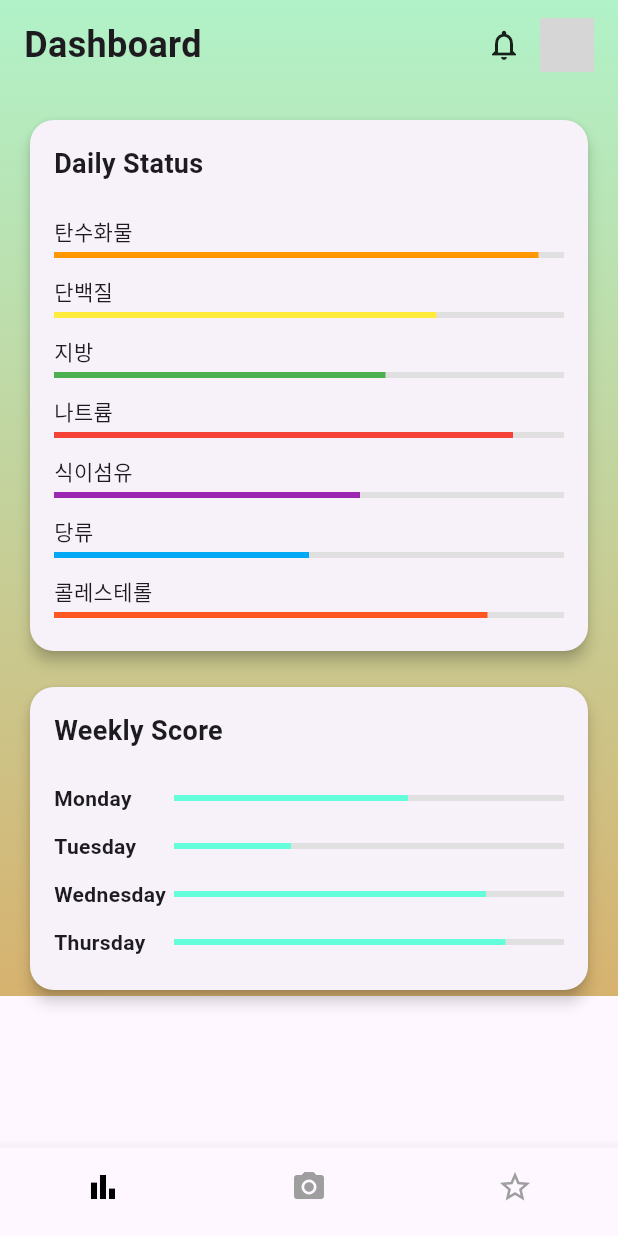
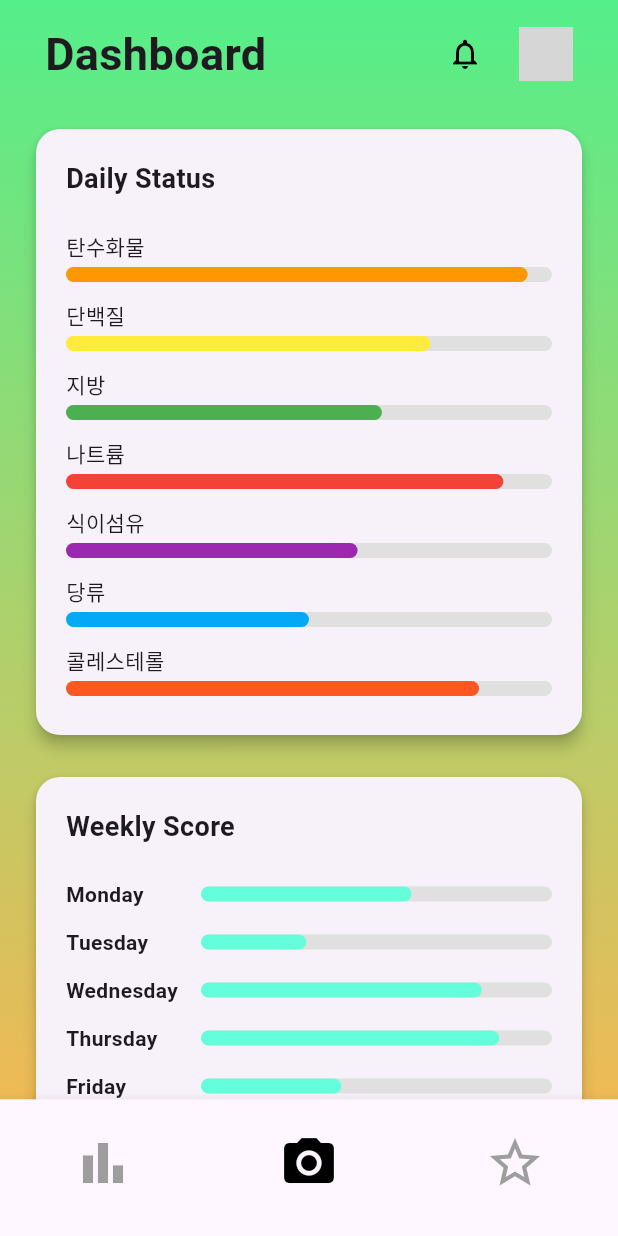
Before and after one commit to mecc91/healthapp, a Flutter app: the screen it shows after launch, on a phone screen of 412 x 824 dp. Run offline on Flutter 3.47's test engine with Material 3 defaults, Android fonts, the phone set to English and light mode, and no system bars; our stand-ins replace image_picker; grey boxes are pictures that could not be loaded.

Commit message:
dashboard_setting

```diff
--- a/lib/dashboardPage/dashboard.dart
+++ b/lib/dashboardPage/dashboard.dart
@@ -1,29 +1,38 @@
+import 'dart:io';
+
 import 'package:flutter/material.dart';
+import 'package:image_picker/image_picker.dart';
 
-class Dashboard extends StatelessWidget {
+class Dashboard extends StatefulWidget {
   const Dashboard({super.key});
 
   @override
-  Widget build(BuildContext context) {
-    return const MaterialApp(
-      home: DashboardScreen(),
-      debugShowCheckedModeBanner: false,
-    );
+  State<Dashboard> createState() => _DashboardState();
+}
+
+class _DashboardState extends State<Dashboard> {
+  File? _imageFile;
+  final ImagePicker _picker = ImagePicker();
+  Future<void> _takePicture() async {
+    final XFile? pickedFile = await _picker.pickImage(source: ImageSource.camera);
+    if (pickedFile != null) {
+      setState(() {
+        _imageFile = File(pickedFile.path);
+      },);
+    } else {
+      print('사진이 선택되지 않았습니다');
     }
   }
 
-
-
-class DashboardScreen extends StatelessWidget {
-  const DashboardScreen({super.key});
-
   @override
   Widget build(BuildContext context) {
-    return Scaffold(
+    return MaterialApp(
+      debugShowCheckedModeBanner: false,
+      home: Scaffold(
         body: Container(
           decoration: const BoxDecoration(
             gradient: LinearGradient(
-            colors: [Color(0xFFB1F2C8), Color(0xFFD7B26F)],
+              colors: [Color.fromARGB(255, 84, 239, 138), Color.fromARGB(255, 239, 186, 86)],
               begin: Alignment.topCenter,
               end: Alignment.bottomCenter,
             ),
@@ -41,33 +50,43 @@ class DashboardScreen extends StatelessWidget {
           ),
         ),
         bottomNavigationBar: BottomNavigationBar(
-        currentIndex: 0,
+          currentIndex: 1,
           selectedItemColor: Colors.black,
           unselectedItemColor: Colors.grey,
           showSelectedLabels: false,
           showUnselectedLabels: false,
-        items: const [
-          BottomNavigationBarItem(icon: Icon(Icons.bar_chart), label: ''),
-          BottomNavigationBarItem(icon: Icon(Icons.camera_alt), label: ''),
-          BottomNavigationBarItem(icon: Icon(Icons.star_border), label: ''),
+          items: [
+            BottomNavigationBarItem(icon: Icon(Icons.bar_chart, size: 40), label: ''),
+            BottomNavigationBarItem(
+              icon: IconButton(
+                onPressed: _takePicture,
+                icon: Icon(Icons.camera_alt, size: 40)),
+              label: ''
+            ),
+            BottomNavigationBarItem(icon: Icon(Icons.star_border, size: 40), label: ''),
           ],
+        ),
       ),
     );
   }
 
   Widget _buildHeader() {
     return Padding(
-      padding: const EdgeInsets.symmetric(horizontal: 16.0, vertical: 12),
+      padding: const EdgeInsets.symmetric(horizontal: 30.0, vertical: 12),
       child: Row(
         mainAxisAlignment: MainAxisAlignment.spaceBetween,
         children: [
           const Text(
             'Dashboard',
-            style: TextStyle(fontSize: 24, fontWeight: FontWeight.bold),
+            style: TextStyle(fontSize: 30, fontWeight: FontWeight.bold, fontStyle: FontStyle.normal),
           ),
           Row(
-            children: const [
-              Icon(Icons.notifications_none),
+            children: [
+              IconButton(
+                icon: Icon(Icons.notifications_none),
+                onPressed:() {},
+                color: Colors.black,
+              ),
               SizedBox(width: 12),
               CircleAvatar(
                 radius: 18,
@@ -92,18 +111,18 @@ class DashboardScreen extends StatelessWidget {
     ];
 
     return Padding(
-      padding: const EdgeInsets.all(16.0),
+      padding: const EdgeInsets.symmetric(horizontal: 20.0, vertical: 10.0),
       child: Card(
         shape: RoundedRectangleBorder(borderRadius: BorderRadius.circular(16)),
         elevation: 4,
         child: Padding(
-          padding: const EdgeInsets.all(16),
+          padding: const EdgeInsets.all(20),
           child: Column(
             crossAxisAlignment: CrossAxisAlignment.start,
             children: [
               const Text(
                 "Daily Status",
-                style: TextStyle(fontSize: 18, fontWeight: FontWeight.bold),
+                style: TextStyle(fontSize: 18, fontWeight: FontWeight.bold, fontStyle: FontStyle.normal),
               ),
               const SizedBox(height: 16),
               ...nutrients.map((item) => Padding(
@@ -117,6 +136,8 @@ class DashboardScreen extends StatelessWidget {
                           value: item["value"]! as double,
                           backgroundColor: Colors.grey[300],
                           color: item["color"] as Color,
+                          minHeight: 10,
+                          borderRadius: BorderRadius.circular(10),
                         ),
                       ],
                     ),
@@ -134,15 +155,18 @@ class DashboardScreen extends StatelessWidget {
       {"day": "Tuesday", "value": 0.3},
       {"day": "Wednesday", "value": 0.8},
       {"day": "Thursday", "value": 0.85},
+      {"day": "Friday", "value": 0.4},
+      {"day": "Saturday", "value": 0.2},
+      {"day": "Sunday", "value": 0.5},
     ];
 
     return Padding(
-      padding: const EdgeInsets.symmetric(horizontal: 16.0),
+      padding: const EdgeInsets.symmetric(horizontal: 20.0, vertical: 10.0),
       child: Card(
         shape: RoundedRectangleBorder(borderRadius: BorderRadius.circular(16)),
         elevation: 4,
         child: Padding(
-          padding: const EdgeInsets.all(16),
+          padding: const EdgeInsets.all(20),
           child: Column(
             crossAxisAlignment: CrossAxisAlignment.start,
             children: [
@@ -156,7 +180,7 @@ class DashboardScreen extends StatelessWidget {
                     child: Row(
                       children: [
                         SizedBox(
-                          width: 80,
+                          width: 90,
                           child: Text(
                             item["day"]! as String,
                             style: const TextStyle(fontWeight: FontWeight.bold),
@@ -167,6 +191,8 @@ class DashboardScreen extends StatelessWidget {
                             value: item["value"]! as double,
                             backgroundColor: Colors.grey[300],
                             color: Colors.tealAccent,
+                            minHeight: 10,
+                            borderRadius: BorderRadius.circular(10),
                           ),
                         ),
                       ],
--- a/lib/main.dart
+++ b/lib/main.dart
@@ -1,5 +1,5 @@
 import 'package:flutter/material.dart';
-import 'package:healthymeal/gptPages/scoreboard.dart';
+//import 'package:healthymeal/gptPages/scoreboard.dart';
 //import 'package:healthymeal/gptPages/dashboard.dart';
 import 'package:healthymeal/dashboardPage/dashboard.dart';
 
--- a/pubspec.yaml
+++ b/pubspec.yaml
@@ -9,6 +9,10 @@ environment:
 dependencies:
   flutter:
     sdk: flutter
+  camera: ^0.11.1
+  path_provider: ^2.1.5
+  path: ^1.9.0
+  image_picker: ^1.0.4
 
 dev_dependencies:
   flutter_test:
```
Also changed, not shown: pubspec.lock, 15 other files. Lines whose indentation alone changed are shown as unchanged.
